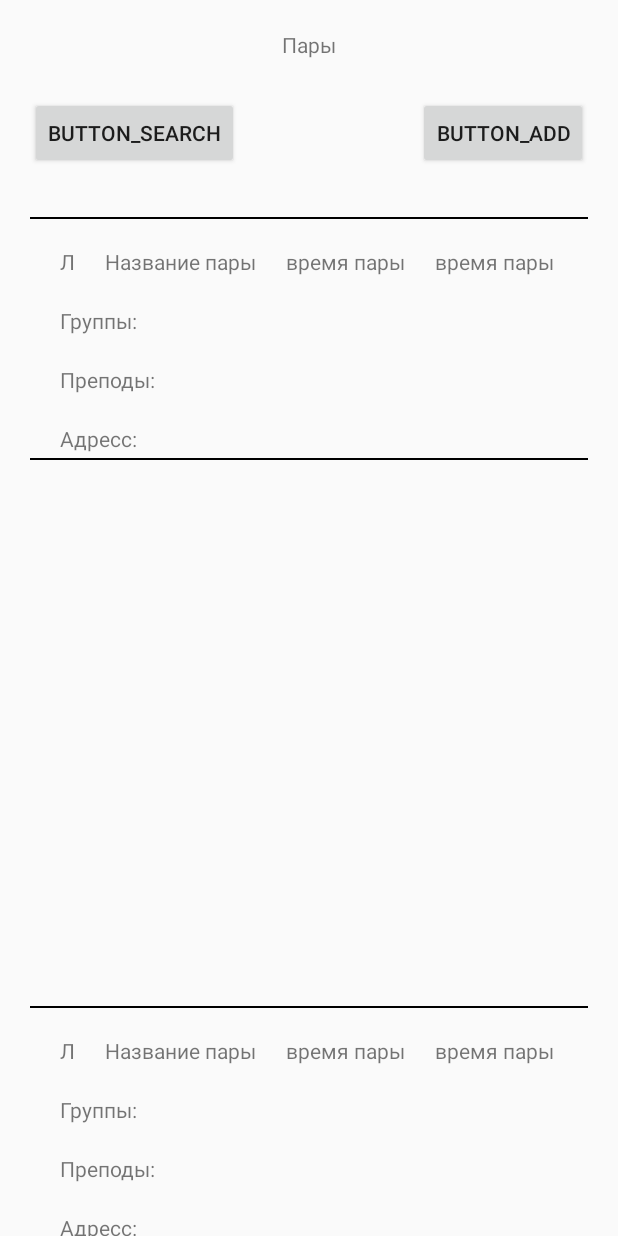
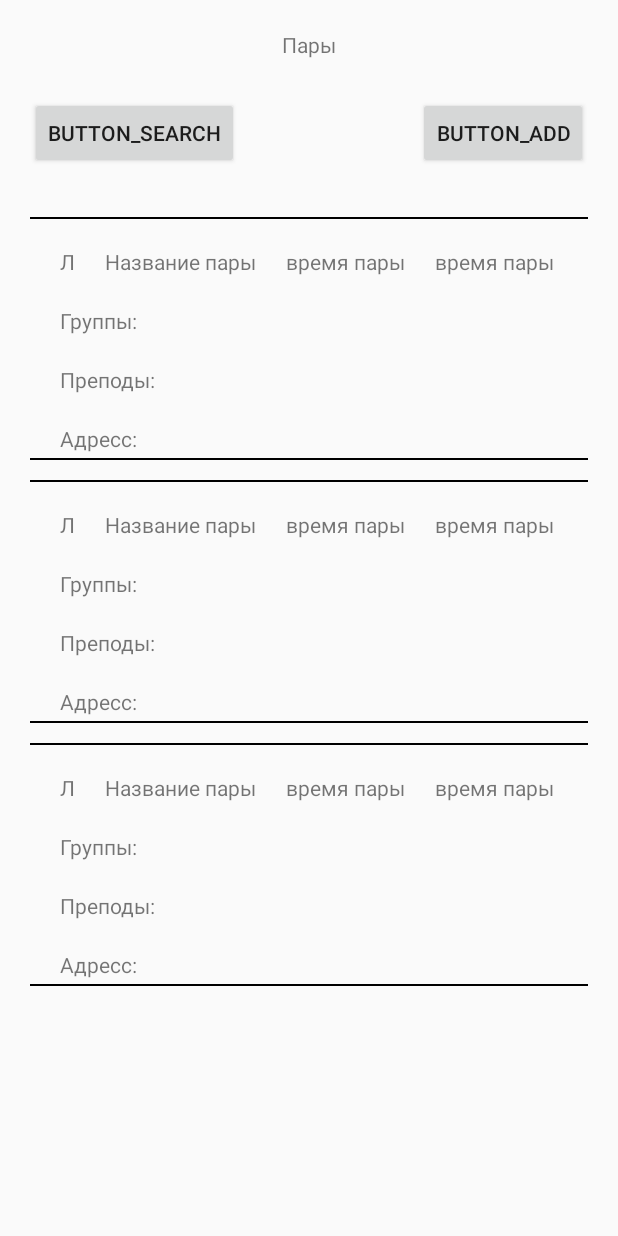
Before and after one commit to Cir2100/DeadSpace, an Android app: the layout start_activity.xml on its own in the app's theme, with its tools: preview values and no code run, on a phone screen of 412 x 824 dp. Run offline under Robolectric (Android 15) with nearby library versions, the phone set to English and light mode, and no system bars.

```diff
--- a/app/src/main/java/com/example/deadspace/view/ui/main/StartViewModel.kt
+++ b/app/src/main/java/com/example/deadspace/view/ui/main/StartViewModel.kt
@@ -25,7 +25,7 @@ class StartViewModel(private val myPairDao: MyPairDao) : ViewModel() {
 
     //val data = scheduleLoader.pairs
 
-    val myPairList :  LiveData<List<MyPairData>> = scheduleLoader.pairs
+    val myPairList = scheduleLoader.pairs
 
     fun onSearch() {
         // TODO: users input
--- a/app/src/main/res/layout/pair_item.xml
+++ b/app/src/main/res/layout/pair_item.xml
@@ -8,8 +8,8 @@
     </data>
 
     <androidx.constraintlayout.widget.ConstraintLayout
-        android:layout_width="match_parent"
-        android:layout_height="match_parent"
+        android:layout_width="wrap_content"
+        android:layout_height="wrap_content"
         android:layout_marginVertical="10px">
 
         <View
```
